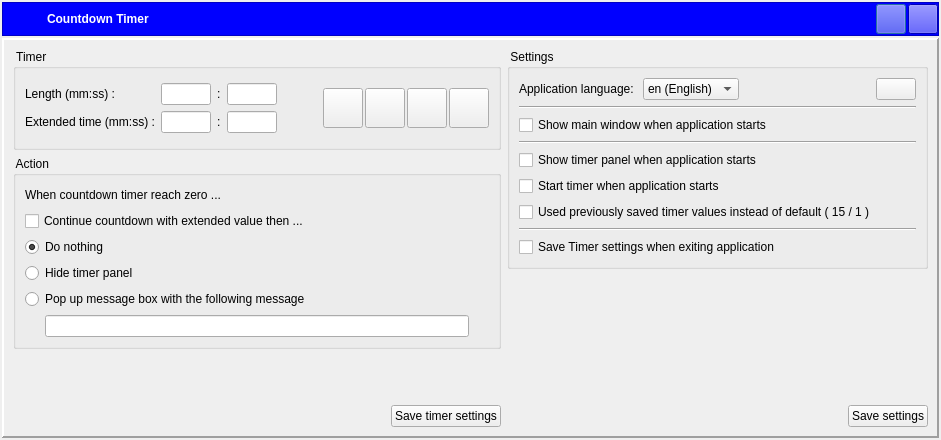
The window that dlgmain.ui (tbikfalvi/CountdownTimer) describes before a commit, drawn with Qt 5.
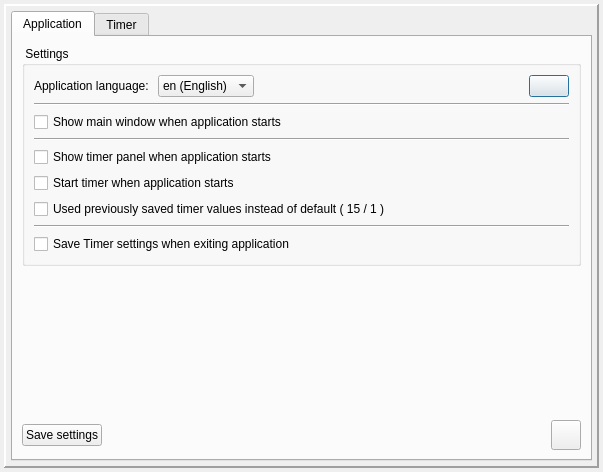
The same window after the commit. Icons and pictures are not drawn.

What changed in the file:
```diff
--- a/dlgmain.ui
+++ b/dlgmain.ui
@@ -6,8 +6,8 @@
    <rect>
     <x>0</x>
     <y>0</y>
-    <width>941</width>
-    <height>440</height>
+    <width>603</width>
+    <height>472</height>
    </rect>
   </property>
   <property name="windowTitle">
@@ -15,159 +15,20 @@
   </property>
   <layout class="QVBoxLayout" name="verticalLayout_5">
    <property name="spacing">
-    <number>2</number>
+    <number>4</number>
    </property>
    <property name="leftMargin">
-    <number>2</number>
+    <number>4</number>
    </property>
    <property name="topMargin">
-    <number>2</number>
+    <number>4</number>
    </property>
    <property name="rightMargin">
-    <number>2</number>
+    <number>4</number>
    </property>
    <property name="bottomMargin">
-    <number>2</number>
+    <number>4</number>
    </property>
-   <item>
-    <widget class="QFrame" name="frame_2">
-     <property name="minimumSize">
-      <size>
-       <width>0</width>
-       <height>34</height>
-      </size>
-     </property>
-     <property name="maximumSize">
-      <size>
-       <width>16777215</width>
-       <height>34</height>
-      </size>
-     </property>
-     <property name="styleSheet">
-      <string notr="true">background-color: rgb(0, 0, 255);</string>
-     </property>
-     <property name="frameShape">
-      <enum>QFrame::StyledPanel</enum>
-     </property>
-     <property name="frameShadow">
-      <enum>QFrame::Raised</enum>
-     </property>
-     <layout class="QHBoxLayout" name="horizontalLayout">
-      <property name="spacing">
-       <number>2</number>
-      </property>
-      <property name="leftMargin">
-       <number>10</number>
-      </property>
-      <property name="topMargin">
-       <number>0</number>
-      </property>
-      <property name="rightMargin">
-       <number>0</number>
-      </property>
-      <property name="bottomMargin">
-       <number>0</number>
-      </property>
-      <item>
-       <widget class="QLabel" name="lblMainIcon">
-        <property name="maximumSize">
-         <size>
-          <width>32</width>
-          <height>16777215</height>
-         </size>
-        </property>
-        <property name="text">
-         <string/>
-        </property>
-        <property name="pixmap">
-         <pixmap resource="countdowntimer.qrc">:/countdowntimer.png</pixmap>
-        </property>
-        <property name="scaledContents">
-         <bool>true</bool>
-        </property>
-       </widget>
-      </item>
-      <item>
-       <widget class="QLabel" name="lblTitle">
-        <property name="font">
-         <font>
-          <weight>75</weight>
-          <bold>true</bold>
-         </font>
-        </property>
-        <property name="styleSheet">
-         <string notr="true">color: rgb(255, 255, 255);
-background-color: rgb(0, 0, 255);</string>
-        </property>
-        <property name="text">
-         <string>Countdown Timer</string>
-        </property>
-       </widget>
-      </item>
-      <item>
-       <widget class="QPushButton" name="pbHide">
-        <property name="minimumSize">
-         <size>
-          <width>30</width>
-          <height>30</height>
-         </size>
-        </property>
-        <property name="maximumSize">
-         <size>
-          <width>30</width>
-          <height>30</height>
-         </size>
-        </property>
-        <property name="autoFillBackground">
-         <bool>false</bool>
-        </property>
-        <property name="text">
-         <string/>
-        </property>
-        <property name="icon">
-         <iconset resource="countdowntimer.qrc">
-          <normaloff>:/minimize.png</normaloff>:/minimize.png</iconset>
-        </property>
-        <property name="iconSize">
-         <size>
-          <width>20</width>
-          <height>20</height>
-         </size>
-        </property>
-       </widget>
-      </item>
-      <item>
-       <widget class="QPushButton" name="pbExit">
-        <property name="minimumSize">
-         <size>
-          <width>30</width>
-          <height>30</height>
-         </size>
-        </property>
-        <property name="maximumSize">
-         <size>
-          <width>30</width>
-          <height>30</height>
-         </size>
-        </property>
-        <property name="text">
-         <string/>
-        </property>
-        <property name="icon">
-         <iconset resource="countdowntimer.qrc">
-          <normaloff>:/exit.png</normaloff>:/exit.png</iconset>
-        </property>
-        <property name="iconSize">
-         <size>
-          <width>20</width>
-          <height>20</height>
-         </size>
-        </property>
-       </widget>
-      </item>
-     </layout>
-    </widget>
-   </item>
    <item>
     <widget class="QFrame" name="frame">
      <property name="frameShape">
@@ -179,8 +40,253 @@
      <property name="lineWidth">
       <number>2</number>
      </property>
-     <layout class="QHBoxLayout" name="horizontalLayout_11">
+     <layout class="QVBoxLayout" name="verticalLayout_8">
+      <property name="spacing">
+       <number>5</number>
+      </property>
+      <property name="leftMargin">
+       <number>5</number>
+      </property>
+      <property name="topMargin">
+       <number>5</number>
+      </property>
+      <property name="rightMargin">
+       <number>5</number>
+      </property>
+      <property name="bottomMargin">
+       <number>5</number>
+      </property>
       <item>
+       <widget class="QTabWidget" name="tabWidget">
+        <property name="currentIndex">
+         <number>0</number>
+        </property>
+        <widget class="QWidget" name="tabApplication">
+         <attribute name="title">
+          <string>Application</string>
+         </attribute>
+         <layout class="QVBoxLayout" name="verticalLayout_7">
+          <item>
+           <widget class="QGroupBox" name="gbSettings">
+            <property name="title">
+             <string> Settings </string>
+            </property>
+            <layout class="QVBoxLayout" name="verticalLayout_6">
+             <item>
+              <layout class="QHBoxLayout" name="horizontalLayout_7">
+               <item>
+                <widget class="QLabel" name="lblAppLanguage">
+                 <property name="text">
+                  <string>Application language: </string>
+                 </property>
+                </widget>
+               </item>
+               <item>
+                <widget class="QComboBox" name="cmbLang">
+                 <property name="toolTip">
+                  <string>Language of the application GUI</string>
+                 </property>
+                 <item>
+                  <property name="text">
+                   <string>en (English)</string>
+                  </property>
+                 </item>
+                 <item>
+                  <property name="text">
+                   <string>hu (Magyar)</string>
+                  </property>
+                 </item>
+                 <item>
+                  <property name="text">
+                   <string>fr (Français)</string>
+                  </property>
+                 </item>
+                </widget>
+               </item>
+               <item>
+                <spacer name="horizontalSpacer">
+                 <property name="orientation">
+                  <enum>Qt::Horizontal</enum>
+                 </property>
+                 <property name="sizeHint" stdset="0">
+                  <size>
+                   <width>63</width>
+                   <height>20</height>
+                  </size>
+                 </property>
+                </spacer>
+               </item>
+               <item>
+                <widget class="QPushButton" name="pbRetranslate">
+                 <property name="text">
+                  <string/>
+                 </property>
+                 <property name="icon">
+                  <iconset resource="countdowntimer.qrc">
+                   <normaloff>:/reset.png</normaloff>:/reset.png</iconset>
+                 </property>
+                </widget>
+               </item>
+              </layout>
+             </item>
+             <item>
+              <widget class="Line" name="line">
+               <property name="orientation">
+                <enum>Qt::Horizontal</enum>
+               </property>
+              </widget>
+             </item>
+             <item>
+              <widget class="QCheckBox" name="chkShowMainWindow">
+               <property name="toolTip">
+                <string>If checked, on application start this main window will appear.
+If unchecked this window doesn't appear.</string>
+               </property>
+               <property name="text">
+                <string>Show main window when application starts</string>
+               </property>
+              </widget>
+             </item>
+             <item>
+              <widget class="Line" name="line_2">
+               <property name="orientation">
+                <enum>Qt::Horizontal</enum>
+               </property>
+              </widget>
+             </item>
+             <item>
+              <widget class="QCheckBox" name="chkShowTimerWindow">
+               <property name="toolTip">
+                <string>If checked, on application start the timer panel will appear.
+If unchecked the timer panel doesn't appear.</string>
+               </property>
+               <property name="text">
+                <string>Show timer panel when application starts</string>
+               </property>
+              </widget>
+             </item>
+             <item>
+              <widget class="QCheckBox" name="chkStartTimerOnStart">
+               <property name="toolTip">
+                <string>If checked, on application start the timer panel will appear and the countdown will automatically starts.
+If unchecked, the countdown won't start automatically.</string>
+               </property>
+               <property name="text">
+                <string>Start timer when application starts</string>
+               </property>
+              </widget>
+             </item>
+             <item>
+              <widget class="QCheckBox" name="chkUseSavedTimes">
+               <property name="toolTip">
+                <string>If checked, the application use the values saved in config files.
+If unchecked, the application will use default values.</string>
+               </property>
+               <property name="text">
+                <string>Used previously saved timer values instead of default ( 15 / 1 )</string>
+               </property>
+              </widget>
+             </item>
+             <item>
+              <widget class="Line" name="line_3">
+               <property name="orientation">
+                <enum>Qt::Horizontal</enum>
+               </property>
+              </widget>
+             </item>
+             <item>
+              <widget class="QCheckBox" name="chkSaveTimerSettings">
+               <property name="toolTip">
+                <string>If checked, on exit the application will save the timer values and actions into the config files automatically.
+If unchecked the application won't save modified timer values and actions.</string>
+               </property>
+               <property name="text">
+                <string>Save Timer settings when exiting application</string>
+               </property>
+              </widget>
+             </item>
+            </layout>
+           </widget>
+          </item>
+          <item>
+           <spacer name="verticalSpacer">
+            <property name="orientation">
+             <enum>Qt::Vertical</enum>
+            </property>
+            <property name="sizeHint" stdset="0">
+             <size>
+              <width>48</width>
+              <height>130</height>
+             </size>
+            </property>
+           </spacer>
+          </item>
+          <item>
+           <layout class="QHBoxLayout" name="horizontalLayout_10">
+            <item>
+             <widget class="QPushButton" name="pbSaveSettings">
+              <property name="toolTip">
+               <string>Save application settings</string>
+              </property>
+              <property name="text">
+               <string>Save settings</string>
+              </property>
+              <property name="icon">
+               <iconset resource="countdowntimer.qrc">
+                <normaloff>:/save.png</normaloff>:/save.png</iconset>
+              </property>
+             </widget>
+            </item>
+            <item>
+             <spacer name="horizontalSpacer_9">
+              <property name="orientation">
+               <enum>Qt::Horizontal</enum>
+              </property>
+              <property name="sizeHint" stdset="0">
+               <size>
+                <width>40</width>
+                <height>20</height>
+               </size>
+              </property>
+             </spacer>
+            </item>
+            <item>
+             <widget class="QPushButton" name="pbExit">
+              <property name="minimumSize">
+               <size>
+                <width>30</width>
+                <height>30</height>
+               </size>
+              </property>
+              <property name="maximumSize">
+               <size>
+                <width>30</width>
+                <height>30</height>
+               </size>
+              </property>
+              <property name="text">
+               <string/>
+              </property>
+              <property name="icon">
+               <iconset resource="countdowntimer.qrc">
+                <normaloff>:/exit.png</normaloff>:/exit.png</iconset>
+              </property>
+              <property name="iconSize">
+               <size>
+                <width>20</width>
+                <height>20</height>
+               </size>
+              </property>
+             </widget>
+            </item>
+           </layout>
+          </item>
+         </layout>
+        </widget>
+        <widget class="QWidget" name="tabTimer">
+         <attribute name="title">
+          <string>Timer</string>
+         </attribute>
        <layout class="QVBoxLayout" name="verticalLayout_4">
         <item>
          <widget class="QGroupBox" name="gbTimer">
@@ -662,8 +768,8 @@
           </property>
           <property name="sizeHint" stdset="0">
            <size>
-            <width>20</width>
-            <height>40</height>
+              <width>487</width>
+              <height>14</height>
            </size>
           </property>
          </spacer>
@@ -697,171 +803,8 @@
             </property>
            </widget>
           </item>
-         </layout>
-        </item>
-       </layout>
-      </item>
       <item>
-       <layout class="QVBoxLayout" name="verticalLayout_7">
-        <item>
-         <widget class="QGroupBox" name="gbSettings">
-          <property name="title">
-           <string> Settings </string>
-          </property>
-          <layout class="QVBoxLayout" name="verticalLayout_6">
-           <item>
-            <layout class="QHBoxLayout" name="horizontalLayout_7">
-             <item>
-              <widget class="QLabel" name="lblAppLanguage">
-               <property name="text">
-                <string>Application language: </string>
-               </property>
-              </widget>
-             </item>
-             <item>
-              <widget class="QComboBox" name="cmbLang">
-               <property name="toolTip">
-                <string>Language of the application GUI</string>
-               </property>
-               <item>
-                <property name="text">
-                 <string>en (English)</string>
-                </property>
-               </item>
-               <item>
-                <property name="text">
-                 <string>hu (Magyar)</string>
-                </property>
-               </item>
-               <item>
-                <property name="text">
-                 <string>fr (Français)</string>
-                </property>
-               </item>
-              </widget>
-             </item>
-             <item>
-              <spacer name="horizontalSpacer">
-               <property name="orientation">
-                <enum>Qt::Horizontal</enum>
-               </property>
-               <property name="sizeHint" stdset="0">
-                <size>
-                 <width>63</width>
-                 <height>20</height>
-                </size>
-               </property>
-              </spacer>
-             </item>
-             <item>
-              <widget class="QPushButton" name="pbRetranslate">
-               <property name="text">
-                <string/>
-               </property>
-               <property name="icon">
-                <iconset resource="countdowntimer.qrc">
-                 <normaloff>:/reset.png</normaloff>:/reset.png</iconset>
-               </property>
-              </widget>
-             </item>
-            </layout>
-           </item>
-           <item>
-            <widget class="Line" name="line">
-             <property name="orientation">
-              <enum>Qt::Horizontal</enum>
-             </property>
-            </widget>
-           </item>
-           <item>
-            <widget class="QCheckBox" name="chkShowMainWindow">
-             <property name="toolTip">
-              <string>If checked, on application start this main window will appear.
-If unchecked this window doesn't appear.</string>
-             </property>
-             <property name="text">
-              <string>Show main window when application starts</string>
-             </property>
-            </widget>
-           </item>
-           <item>
-            <widget class="Line" name="line_2">
-             <property name="orientation">
-              <enum>Qt::Horizontal</enum>
-             </property>
-            </widget>
-           </item>
-           <item>
-            <widget class="QCheckBox" name="chkShowTimerWindow">
-             <property name="toolTip">
-              <string>If checked, on application start the timer panel will appear.
-If unchecked the timer panel doesn't appear.</string>
-             </property>
-             <property name="text">
-              <string>Show timer panel when application starts</string>
-             </property>
-            </widget>
-           </item>
-           <item>
-            <widget class="QCheckBox" name="chkStartTimerOnStart">
-             <property name="toolTip">
-              <string>If checked, on application start the timer panel will appear and the countdown will automatically starts.
-If unchecked, the countdown won't start automatically.</string>
-             </property>
-             <property name="text">
-              <string>Start timer when application starts</string>
-             </property>
-            </widget>
-           </item>
-           <item>
-            <widget class="QCheckBox" name="chkUseSavedTimes">
-             <property name="toolTip">
-              <string>If checked, the application use the values saved in config files.
-If unchecked, the application will use default values.</string>
-             </property>
-             <property name="text">
-              <string>Used previously saved timer values instead of default ( 15 / 1 )</string>
-             </property>
-            </widget>
-           </item>
-           <item>
-            <widget class="Line" name="line_3">
-             <property name="orientation">
-              <enum>Qt::Horizontal</enum>
-             </property>
-            </widget>
-           </item>
-           <item>
-            <widget class="QCheckBox" name="chkSaveTimerSettings">
-             <property name="toolTip">
-              <string>If checked, on exit the application will save the timer values and actions into the config files automatically.
-If unchecked the application won't save modified timer values and actions.</string>
-             </property>
-             <property name="text">
-              <string>Save Timer settings when exiting application</string>
-             </property>
-            </widget>
-           </item>
-          </layout>
-         </widget>
-        </item>
-        <item>
-         <spacer name="verticalSpacer">
-          <property name="orientation">
-           <enum>Qt::Vertical</enum>
-          </property>
-          <property name="sizeHint" stdset="0">
-           <size>
-            <width>48</width>
-            <height>72</height>
-           </size>
-          </property>
-         </spacer>
-        </item>
-        <item>
-         <layout class="QHBoxLayout" name="horizontalLayout_10">
-          <item>
-           <spacer name="horizontalSpacer_9">
+             <spacer name="horizontalSpacer_8">
             <property name="orientation">
              <enum>Qt::Horizontal</enum>
             </property>
@@ -873,23 +816,11 @@
             </property>
            </spacer>
           </item>
-          <item>
-           <widget class="QPushButton" name="pbSaveSettings">
-            <property name="toolTip">
-             <string>Save application settings</string>
-            </property>
-            <property name="text">
-             <string>Save settings</string>
-            </property>
-            <property name="icon">
-             <iconset resource="countdowntimer.qrc">
-              <normaloff>:/save.png</normaloff>:/save.png</iconset>
-            </property>
-           </widget>
-          </item>
          </layout>
         </item>
        </layout>
+        </widget>
+       </widget>
       </item>
      </layout>
     </widget>
```
Left out of the diff: 24 changed lines with no effect on the pictures. Lines whose indentation alone changed are shown as unchanged.
